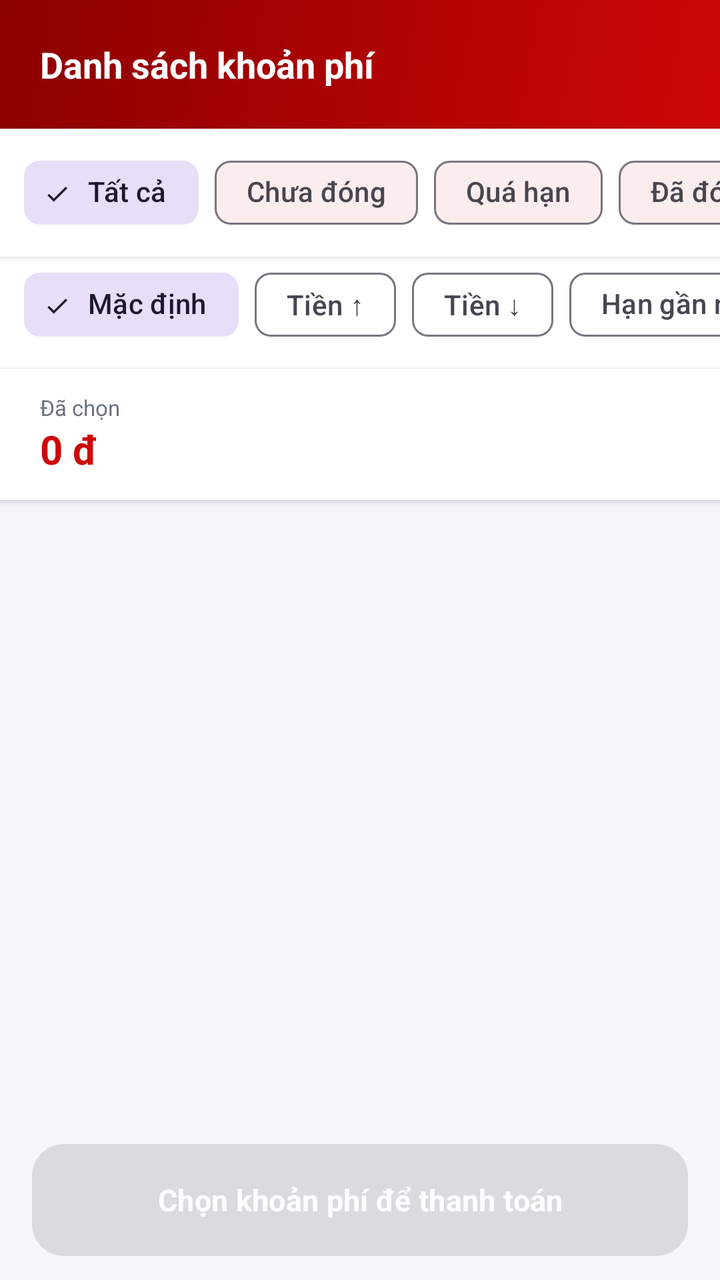
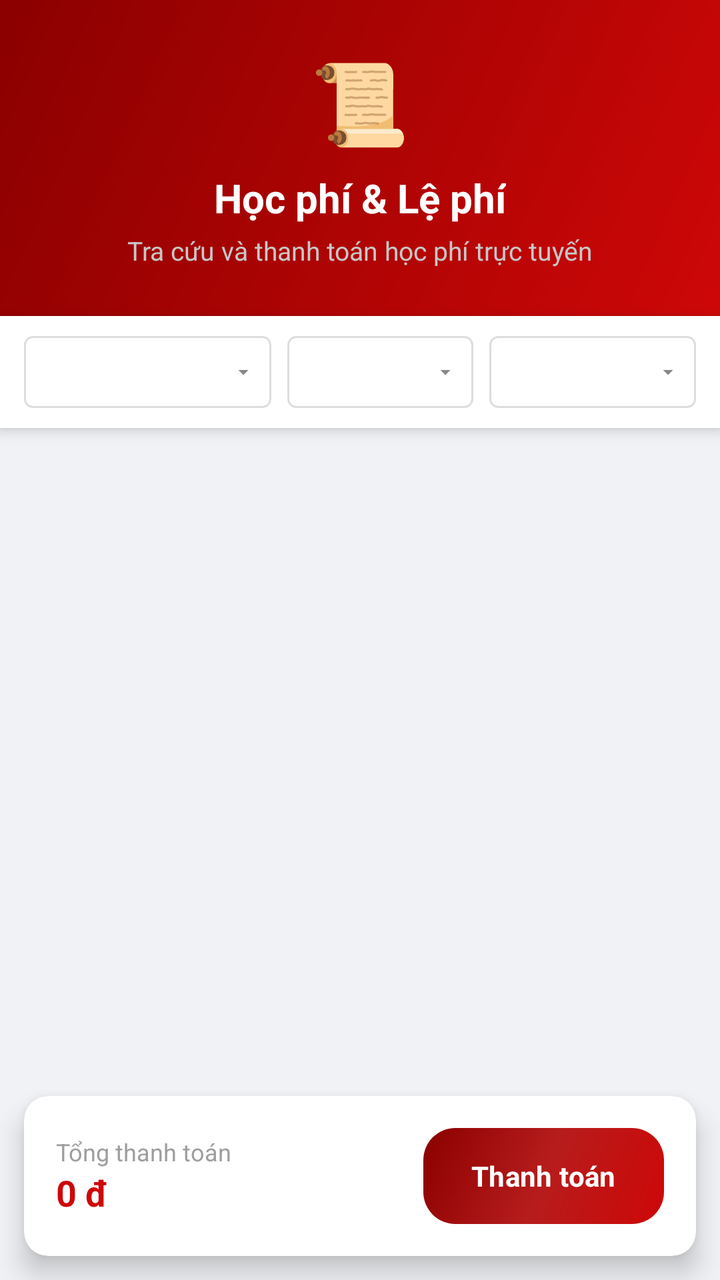

Before-and-after screenshots of an Android layout around one commit, followed by the original layout XML and the change that was made.
<!-- AndroidManifest.xml: application theme Theme.PayPTITHCM -->
<!-- res/layout/fragment_fee_list.xml -->
<?xml version="1.0" encoding="utf-8"?>
<LinearLayout xmlns:android="http://schemas.android.com/apk/res/android"
    xmlns:app="http://schemas.android.com/apk/res-auto"
    android:layout_width="match_parent"
    android:layout_height="match_parent"
    android:orientation="vertical"
    android:background="@color/bg_gray">

    
    <LinearLayout
        android:layout_width="match_parent"
        android:layout_height="wrap_content"
        android:background="@drawable/bg_header"
        android:padding="20dp"
        android:orientation="horizontal"
        android:gravity="center_vertical">
        <TextView
            android:layout_width="0dp"
            android:layout_height="wrap_content"
            android:layout_weight="1"
            android:text="Danh sách khoản phí"
            android:textColor="#FFFFFF"
            android:textSize="18sp"
            android:textStyle="bold"/>
    </LinearLayout>

    
    <HorizontalScrollView
        android:layout_width="match_parent"
        android:layout_height="wrap_content"
        android:background="@color/white"
        android:elevation="2dp"
        android:scrollbars="none">

        <com.google.android.material.chip.ChipGroup
            android:id="@+id/chipGroupFilter"
            android:layout_width="wrap_content"
            android:layout_height="wrap_content"
            android:paddingHorizontal="12dp"
            android:paddingVertical="8dp"
            app:singleSelection="true"
            app:selectionRequired="true">

            <com.google.android.material.chip.Chip
                android:id="@+id/chipAll"
                style="@style/Widget.Material3.Chip.Filter"
                android:layout_width="wrap_content"
                android:layout_height="wrap_content"
                android:text="Tất cả"
                android:checked="true"/>

            <com.google.android.material.chip.Chip
                android:id="@+id/chipUnpaid"
                style="@style/Widget.Material3.Chip.Filter"
                android:layout_width="wrap_content"
                android:layout_height="wrap_content"
                android:text="Chưa đóng"/>

            <com.google.android.material.chip.Chip
                android:id="@+id/chipOverdue"
                style="@style/Widget.Material3.Chip.Filter"
                android:layout_width="wrap_content"
                android:layout_height="wrap_content"
                android:text="Quá hạn"/>

            <com.google.android.material.chip.Chip
                android:id="@+id/chipPaid"
                style="@style/Widget.Material3.Chip.Filter"
                android:layout_width="wrap_content"
                android:layout_height="wrap_content"
                android:text="Đã đóng"/>
        </com.google.android.material.chip.ChipGroup>
    </HorizontalScrollView>

    
    <HorizontalScrollView
        android:layout_width="match_parent"
        android:layout_height="wrap_content"
        android:background="@color/white"
        android:scrollbars="none">

        <com.google.android.material.chip.ChipGroup
            android:id="@+id/chipGroupSort"
            android:layout_width="wrap_content"
            android:layout_height="wrap_content"
            android:paddingStart="12dp"
            android:paddingEnd="12dp"
            android:paddingBottom="8dp"
            app:singleSelection="true"
            app:selectionRequired="true">

            <com.google.android.material.chip.Chip
                android:id="@+id/chipSortDefault"
                style="@style/Widget.Material3.Chip.Filter"
                android:layout_width="wrap_content"
                android:layout_height="wrap_content"
                android:text="Mặc định"
                android:checked="true"/>

            <com.google.android.material.chip.Chip
                android:id="@+id/chipSortAmountAsc"
                style="@style/Widget.Material3.Chip.Filter"
                android:layout_width="wrap_content"
                android:layout_height="wrap_content"
                android:text="Tiền ↑"/>

            <com.google.android.material.chip.Chip
                android:id="@+id/chipSortAmountDesc"
                style="@style/Widget.Material3.Chip.Filter"
                android:layout_width="wrap_content"
                android:layout_height="wrap_content"
                android:text="Tiền ↓"/>

            <com.google.android.material.chip.Chip
                android:id="@+id/chipSortDeadline"
                style="@style/Widget.Material3.Chip.Filter"
                android:layout_width="wrap_content"
                android:layout_height="wrap_content"
                android:text="Hạn gần nhất"/>
        </com.google.android.material.chip.ChipGroup>
    </HorizontalScrollView>

    
    <LinearLayout
        android:layout_width="match_parent"
        android:layout_height="wrap_content"
        android:orientation="horizontal"
        android:paddingHorizontal="20dp"
        android:paddingVertical="12dp"
        android:gravity="center_vertical"
        android:background="@color/white"
        android:elevation="2dp">

        <LinearLayout
            android:layout_width="0dp"
            android:layout_height="wrap_content"
            android:layout_weight="1"
            android:orientation="vertical">
            <TextView
                android:layout_width="wrap_content"
                android:layout_height="wrap_content"
                android:text="Đã chọn"
                android:textSize="11sp"
                android:textColor="@color/text_sub"/>
            <TextView
                android:id="@+id/tvTotalAmount"
                android:layout_width="wrap_content"
                android:layout_height="wrap_content"
                android:text="0 đ"
                android:textSize="20sp"
                android:textStyle="bold"
                android:textColor="@color/ptit_red"/>
        </LinearLayout>

    </LinearLayout>

    
    <LinearLayout
        android:id="@+id/tvEmptyFees"
        android:layout_width="match_parent"
        android:layout_height="0dp"
        android:layout_weight="1"
        android:orientation="vertical"
        android:gravity="center"
        android:padding="60dp"
        android:visibility="gone">
        <TextView
            android:layout_width="wrap_content"
            android:layout_height="wrap_content"
            android:text="✅"
            android:textSize="48sp"/>
        <TextView
            android:layout_width="wrap_content"
            android:layout_height="wrap_content"
            android:text="Không có khoản phí nào"
            android:textSize="16sp"
            android:textStyle="bold"
            android:textColor="@color/text_sub"
            android:layout_marginTop="12dp"/>
        <TextView
            android:layout_width="wrap_content"
            android:layout_height="wrap_content"
            android:text="Bạn đã đóng đầy đủ học phí 🎉"
            android:textSize="13sp"
            android:textColor="@color/text_hint"
            android:layout_marginTop="6dp"/>
    </LinearLayout>

    
    <ListView
        android:id="@+id/lvFees"
        android:layout_width="match_parent"
        android:layout_height="0dp"
        android:layout_weight="1"
        android:divider="@android:color/transparent"
        android:dividerHeight="0dp"
        android:paddingTop="8dp"
        android:paddingBottom="8dp"
        android:clipToPadding="false"/>

    
    <Button
        android:id="@+id/btnPayNow"
        android:layout_width="match_parent"
        android:layout_height="56dp"
        android:layout_marginHorizontal="16dp"
        android:layout_marginVertical="12dp"
        android:text="Chọn khoản phí để thanh toán"
        android:textAllCaps="false"
        android:textStyle="bold"
        android:textSize="15sp"
        android:background="@drawable/bg_button_primary"
        android:textColor="#FFFFFF"
        android:enabled="false"
        android:stateListAnimator="@null"/>

</LinearLayout>
<!-- resources referenced by this layout -->
<resources>
  <color name="bg_gray">#F4F6F9</color>
  <color name="ptit_red">#CE0707</color>
  <color name="text_hint">#9CA3AF</color>
  <color name="text_sub">#6B7280</color>
  <color name="white">#FFFFFF</color>
  <!-- drawable bg_button_primary (drawable) -->
  <?xml version="1.0" encoding="utf-8"?>
  <shape xmlns:android="http://schemas.android.com/apk/res/android">
      <gradient
          android:startColor="#CE0707"
          android:centerColor="#B71C1C"
          android:endColor="#8B0000"
          android:angle="135"/>
      <corners android:radius="16dp"/>
  </shape>
  <!-- drawable bg_header (drawable) -->
  <?xml version="1.0" encoding="utf-8"?>
  <shape xmlns:android="http://schemas.android.com/apk/res/android">
      <gradient
          android:startColor="#CE0707"
          android:endColor="#8B0000"
          android:angle="135"/>
      <corners android:radius="0dp"/>
  </shape>
  <style name="Theme.PayPTITHCM" parent="Base.Theme.PayPTITHCM" />
  <style name="Base.Theme.PayPTITHCM" parent="Theme.Material3.DayNight.NoActionBar">
          <item name="colorPrimary">@color/ptit_red</item>
          <item name="colorPrimaryVariant">@color/ptit_red_dark</item>
          <item name="colorOnPrimary">@color/white</item>
          <item name="colorSurface">@color/white</item>
          <item name="android:colorBackground">@color/bg_gray</item>
          <item name="android:statusBarColor">@color/ptit_red</item>
          <item name="android:windowBackground">@color/bg_gray</item>
          <item name="android:fontFamily">sans-serif</item>
      </style>
  <color name="ptit_red_dark">#A30505</color>
</resources>

<!-- the commit's change to res/layout/fragment_fee_list.xml (unified diff, before → after) -->
@@ -1,217 +1,173 @@
 <?xml version="1.0" encoding="utf-8"?>
-<LinearLayout xmlns:android="http://schemas.android.com/apk/res/android"
+<RelativeLayout xmlns:android="http://schemas.android.com/apk/res/android"
     xmlns:app="http://schemas.android.com/apk/res-auto"
     android:layout_width="match_parent"
     android:layout_height="match_parent"
-    android:orientation="vertical"
-    android:background="@color/bg_gray">
+    android:background="#F0F2F5">
 
     
     <LinearLayout
+        android:id="@+id/layoutHeader"
         android:layout_width="match_parent"
         android:layout_height="wrap_content"
         android:background="@drawable/bg_header"
-        android:padding="20dp"
-        android:orientation="horizontal"
-        android:gravity="center_vertical">
+        android:padding="24dp"
+        android:orientation="vertical"
+        android:gravity="center">
+
         <TextView
-            android:layout_width="0dp"
-            android:layout_height="wrap_content"
-            android:layout_weight="1"
-            android:text="Danh sách khoản phí"
-            android:textColor="#FFFFFF"
-            android:textSize="18sp"
-            android:textStyle="bold"/>
-    </LinearLayout>
-
-    
-    <HorizontalScrollView
-        android:layout_width="match_parent"
-        android:layout_height="wrap_content"
-        android:background="@color/white"
-        android:elevation="2dp"
-        android:scrollbars="none">
-
-        <com.google.android.material.chip.ChipGroup
-            android:id="@+id/chipGroupFilter"
             android:layout_width="wrap_content"
             android:layout_height="wrap_content"
-            android:paddingHorizontal="12dp"
-            android:paddingVertical="8dp"
-            app:singleSelection="true"
-            app:selectionRequired="true">
+            android:text="📜"
+            android:textSize="40sp"
+            android:layout_marginBottom="8dp"/>
 
-            <com.google.android.material.chip.Chip
-                android:id="@+id/chipAll"
-                style="@style/Widget.Material3.Chip.Filter"
-                android:layout_width="wrap_content"
-                android:layout_height="wrap_content"
-                android:text="Tất cả"
-                android:checked="true"/>
-
-            <com.google.android.material.chip.Chip
-                android:id="@+id/chipUnpaid"
-                style="@style/Widget.Material3.Chip.Filter"
-                android:layout_width="wrap_content"
-                android:layout_height="wrap_content"
-                android:text="Chưa đóng"/>
-
-            <com.google.android.material.chip.Chip
-                android:id="@+id/chipOverdue"
-                style="@style/Widget.Material3.Chip.Filter"
-                android:layout_width="wrap_content"
-                android:layout_height="wrap_content"
-                android:text="Quá hạn"/>
-
-            <com.google.android.material.chip.Chip
-                android:id="@+id/chipPaid"
-                style="@style/Widget.Material3.Chip.Filter"
-                android:layout_width="wrap_content"
-                android:layout_height="wrap_content"
-                android:text="Đã đóng"/>
-        </com.google.android.material.chip.ChipGroup>
-    </HorizontalScrollView>
-
-    
-    <HorizontalScrollView
-        android:layout_width="match_parent"
-        android:layout_height="wrap_content"
-        android:background="@color/white"
-        android:scrollbars="none">
-
-        <com.google.android.material.chip.ChipGroup
-            android:id="@+id/chipGroupSort"
+        <TextView
             android:layout_width="wrap_content"
             android:layout_height="wrap_content"
-            android:paddingStart="12dp"
-            android:paddingEnd="12dp"
-            android:paddingBottom="8dp"
-            app:singleSelection="true"
-            app:selectionRequired="true">
+            android:text="Học phí &amp; Lệ phí"
+            android:textColor="#FFFFFF"
+            android:textSize="20sp"
+            android:textStyle="bold"/>
 
-            <com.google.android.material.chip.Chip
-                android:id="@+id/chipSortDefault"
-                style="@style/Widget.Material3.Chip.Filter"
-                android:layout_width="wrap_content"
-                android:layout_height="wrap_content"
-                android:text="Mặc định"
-                android:checked="true"/>
-
-            <com.google.android.material.chip.Chip
-                android:id="@+id/chipSortAmountAsc"
-                style="@style/Widget.Material3.Chip.Filter"
-                android:layout_width="wrap_content"
-                android:layout_height="wrap_content"
-                android:text="Tiền ↑"/>
-
-            <com.google.android.material.chip.Chip
-                android:id="@+id/chipSortAmountDesc"
-                style="@style/Widget.Material3.Chip.Filter"
-                android:layout_width="wrap_content"
-                android:layout_height="wrap_content"
-                android:text="Tiền ↓"/>
-
-            <com.google.android.material.chip.Chip
-                android:id="@+id/chipSortDeadline"
-                style="@style/Widget.Material3.Chip.Filter"
-                android:layout_width="wrap_content"
-                android:layout_height="wrap_content"
-                android:text="Hạn gần nhất"/>
-        </com.google.android.material.chip.ChipGroup>
-    </HorizontalScrollView>
-
-    
-    <LinearLayout
-        android:layout_width="match_parent"
-        android:layout_height="wrap_content"
-        android:orientation="horizontal"
-        android:paddingHorizontal="20dp"
-        android:paddingVertical="12dp"
-        android:gravity="center_vertical"
-        android:background="@color/white"
-        android:elevation="2dp">
-
-        <LinearLayout
-            android:layout_width="0dp"
+        <TextView
+            android:layout_width="wrap_content"
             android:layout_height="wrap_content"
-            android:layout_weight="1"
-            android:orientation="vertical">
-            <TextView
-                android:layout_width="wrap_content"
-                android:layout_height="wrap_content"
-                android:text="Đã chọn"
-                android:textSize="11sp"
-                android:textColor="@color/text_sub"/>
-            <TextView
-                android:id="@+id/tvTotalAmount"
-                android:layout_width="wrap_content"
-                android:layout_height="wrap_content"
-                android:text="0 đ"
-                android:textSize="20sp"
-                android:textStyle="bold"
-                android:textColor="@color/ptit_red"/>
-        </LinearLayout>
-
+            android:text="Tra cứu và thanh toán học phí trực tuyến"
+            android:textColor="#C7C7C7"
+            android:textSize="13sp"
+            android:layout_marginTop="4dp"/>
     </LinearLayout>
 
     
     <LinearLayout
-        android:id="@+id/tvEmptyFees"
+        android:id="@+id/layoutFilters"
         android:layout_width="match_parent"
-        android:layout_height="0dp"
-        android:layout_weight="1"
-        android:orientation="vertical"
-        android:gravity="center"
-        android:padding="60dp"
-        android:visibility="gone">
-        <TextView
-            android:layout_width="wrap_content"
-            android:layout_height="wrap_content"
-            android:text="✅"
-            android:textSize="48sp"/>
-        <TextView
-            android:layout_width="wrap_content"
-            android:layout_height="wrap_content"
-            android:text="Không có khoản phí nào"
-            android:textSize="16sp"
-            android:textStyle="bold"
-            android:textColor="@color/text_sub"
-            android:layout_marginTop="12dp"/>
-        <TextView
-            android:layout_width="wrap_content"
-            android:layout_height="wrap_content"
-            android:text="Bạn đã đóng đầy đủ học phí 🎉"
-            android:textSize="13sp"
-            android:textColor="@color/text_hint"
-            android:layout_marginTop="6dp"/>
+        android:layout_height="wrap_content"
+        android:layout_below="@id/layoutHeader"
+        android:background="@color/white"
+        android:orientation="horizontal"
+        android:paddingHorizontal="12dp"
+        android:paddingVertical="10dp"
+        android:elevation="4dp"
+        android:gravity="center_vertical">
+
+        <Spinner
+            android:id="@+id/spinnerYear"
+            android:layout_width="0dp"
+            android:layout_height="36dp"
+            android:layout_weight="1.2"
+            android:layout_marginEnd="8dp"
+            android:background="@drawable/bg_filter_box"
+            android:spinnerMode="dropdown" />
+
+        <Spinner
+            android:id="@+id/spinnerSemester"
+            android:layout_width="0dp"
+            android:layout_height="36dp"
+            android:layout_weight="0.9"
+            android:layout_marginEnd="8dp"
+            android:background="@drawable/bg_filter_box"
+            android:spinnerMode="dropdown" />
+
+        <Spinner
+            android:id="@+id/spinnerStatus"
+            android:layout_width="0dp"
+            android:layout_height="36dp"
+            android:layout_weight="1"
+            android:background="@drawable/bg_filter_box"
+            android:spinnerMode="dropdown" />
     </LinearLayout>
 
     
     <ListView
         android:id="@+id/lvFees"
         android:layout_width="match_parent"
-        android:layout_height="0dp"
-        android:layout_weight="1"
+        android:layout_height="match_parent"
+        android:layout_below="@id/layoutFilters"
+        android:layout_above="@id/layoutBottom"
         android:divider="@android:color/transparent"
         android:dividerHeight="0dp"
+        android:clipToPadding="false"
         android:paddingTop="8dp"
-        android:paddingBottom="8dp"
-        android:clipToPadding="false"/>
+        android:paddingBottom="8dp"/>
 
     
-    <Button
-        android:id="@+id/btnPayNow"
+    <LinearLayout
+        android:id="@+id/tvEmptyFees"
+        android:layout_width="wrap_content"
+        android:layout_height="wrap_content"
+        android:layout_centerInParent="true"
+        android:orientation="vertical"
+        android:gravity="center"
+        android:visibility="gone">
+        <TextView
+            android:layout_width="wrap_content"
+            android:layout_height="wrap_content"
+            android:text="🔍"
+            android:textSize="40sp"/>
+        <TextView
+            android:layout_width="wrap_content"
+            android:layout_height="wrap_content"
+            android:text="Không tìm thấy dữ liệu"
+            android:textColor="@color/text_hint"
+            android:textSize="14sp"
+            android:layout_marginTop="8dp"/>
+    </LinearLayout>
+
+    
+    <androidx.cardview.widget.CardView
+        android:id="@+id/layoutBottom"
         android:layout_width="match_parent"
-        android:layout_height="56dp"
-        android:layout_marginHorizontal="16dp"
-        android:layout_marginVertical="12dp"
-        android:text="Chọn khoản phí để thanh toán"
-        android:textAllCaps="false"
-        android:textStyle="bold"
-        android:textSize="15sp"
-        android:background="@drawable/bg_button_primary"
-        android:textColor="#FFFFFF"
-        android:enabled="false"
-        android:stateListAnimator="@null"/>
+        android:layout_height="wrap_content"
+        android:layout_alignParentBottom="true"
+        android:layout_marginHorizontal="12dp"
+        android:layout_marginBottom="12dp"
+        app:cardCornerRadius="12dp"
+        app:cardElevation="8dp">
 
-</LinearLayout>
+        <LinearLayout
+            android:layout_width="match_parent"
+            android:layout_height="wrap_content"
+            android:orientation="horizontal"
+            android:padding="16dp"
+            android:gravity="center_vertical">
+
+            <LinearLayout
+                android:layout_width="0dp"
+                android:layout_height="wrap_content"
+                android:layout_weight="1"
+                android:orientation="vertical">
+                <TextView
+                    android:layout_width="wrap_content"
+                    android:layout_height="wrap_content"
+                    android:text="Tổng thanh toán"
+                    android:textSize="12sp"
+                    android:textColor="@color/text_hint"/>
+                <TextView
+                    android:id="@+id/tvTotalAmount"
+                    android:layout_width="wrap_content"
+                    android:layout_height="wrap_content"
+                    android:text="0 đ"
+                    android:textColor="@color/ptit_red"
+                    android:textSize="18sp"
+                    android:textStyle="bold"/>
+            </LinearLayout>
+
+            <Button
+                android:id="@+id/btnPayNow"
+                android:layout_width="wrap_content"
+                android:layout_height="48dp"
+                android:text="Thanh toán"
+                android:paddingHorizontal="24dp"
+                android:textSize="14sp"
+                android:textStyle="bold"
+                android:background="@drawable/bg_button_primary"
+                android:textColor="#FFFFFF"
+                android:enabled="false"
+                android:textAllCaps="false"
+                app:backgroundTint="@null"/>
+        </LinearLayout>
+    </androidx.cardview.widget.CardView>
+
+</RelativeLayout>
<!-- resource entries referenced after the edit -->
@@ -1,9 +1,7 @@
 <!-- resources referenced by this layout -->
 <resources>
-  <color name="bg_gray">#F4F6F9</color>
   <color name="ptit_red">#CE0707</color>
-  <color name="text_hint">#9CA3AF</color>
-  <color name="text_sub">#6B7280</color>
+  <color name="text_hint">#9E9E9E</color>
   <color name="white">#FFFFFF</color>
   <!-- drawable bg_button_primary (drawable) -->
   <?xml version="1.0" encoding="utf-8"?>
@@ -15,6 +13,22 @@
           android:angle="135"/>
       <corners android:radius="16dp"/>
   </shape>
+  <!-- drawable bg_filter_box (drawable) -->
+  <?xml version="1.0" encoding="utf-8"?>
+  <layer-list xmlns:android="http://schemas.android.com/apk/res/android">
+      <item>
+          <shape>
+              <solid android:color="#FFFFFF" />
+              <corners android:radius="4dp" />
+              <stroke android:width="1dp" android:color="#DDDDDD" />
+          </shape>
+      </item>
+      <item android:gravity="end|center_vertical" android:right="8dp">
+          <vector android:width="12dp" android:height="12dp" android:viewportWidth="24" android:viewportHeight="24">
+              <path android:fillColor="#888888" android:pathData="M7,10l5,5l5,-5z"/>
+          </vector>
+      </item>
+  </layer-list>
   <!-- drawable bg_header (drawable) -->
   <?xml version="1.0" encoding="utf-8"?>
   <shape xmlns:android="http://schemas.android.com/apk/res/android">
@@ -27,7 +41,6 @@
   <style name="Theme.PayPTITHCM" parent="Base.Theme.PayPTITHCM" />
   <style name="Base.Theme.PayPTITHCM" parent="Theme.Material3.DayNight.NoActionBar">
           <item name="colorPrimary">@color/ptit_red</item>
-          <item name="colorPrimaryVariant">@color/ptit_red_dark</item>
           <item name="colorOnPrimary">@color/white</item>
           <item name="colorSurface">@color/white</item>
           <item name="android:colorBackground">@color/bg_gray</item>
@@ -35,6 +48,5 @@
           <item name="android:windowBackground">@color/bg_gray</item>
           <item name="android:fontFamily">sans-serif</item>
       </style>
-  <color name="ptit_red_dark">#A30505</color>
 </resources>
 
